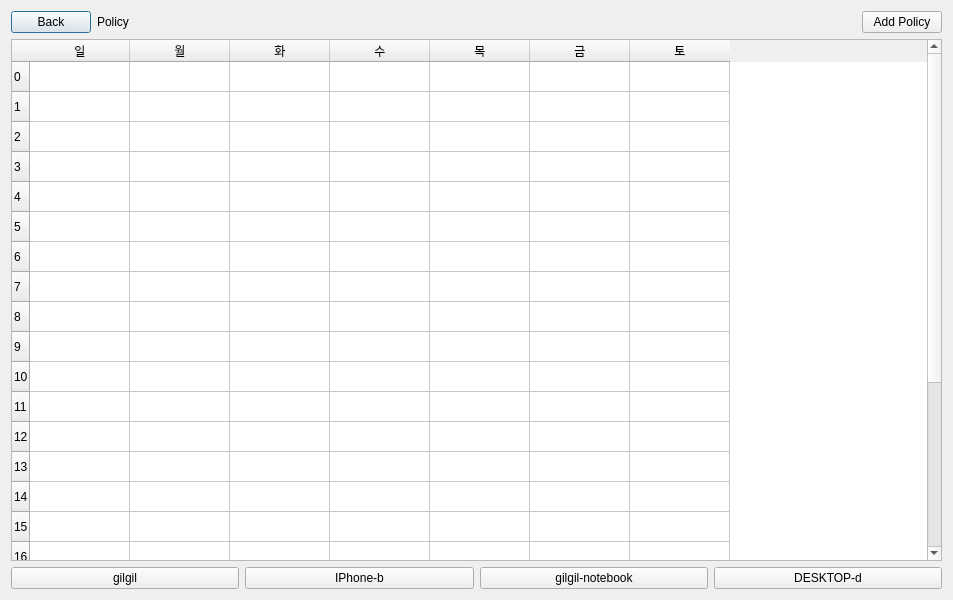
Before: the Qt Designer form ui/policy/policy.ui in wifievent/w, drawn with Qt 5.
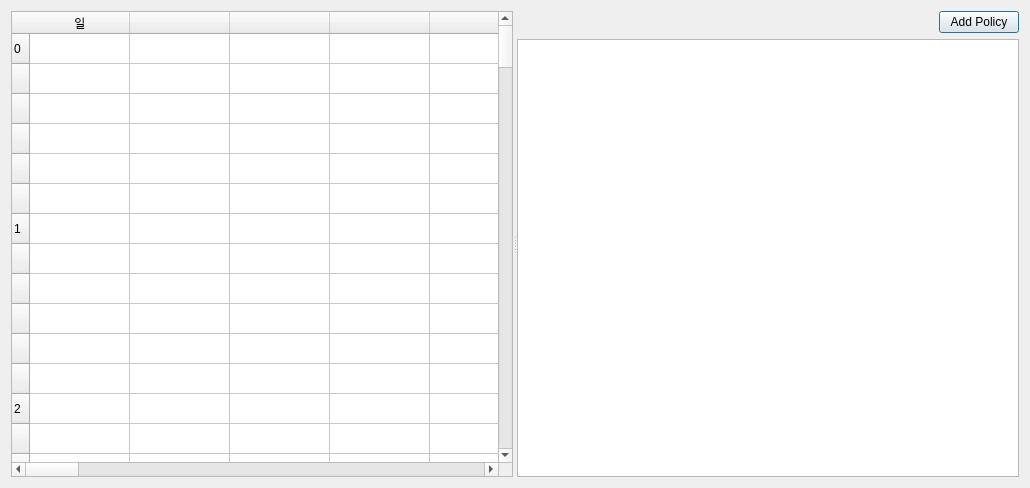
After: the same form once the commit is applied.

Commit message: 💄 Add: policy screen

Diff of the .ui file:
```diff
--- a/ui/policy/policy.ui
+++ b/ui/policy/policy.ui
@@ -6,248 +6,996 @@
    <rect>
     <x>0</x>
     <y>0</y>
-    <width>953</width>
-    <height>600</height>
+    <width>1030</width>
+    <height>488</height>
    </rect>
   </property>
   <property name="windowTitle">
    <string>policy</string>
   </property>
-  <layout class="QVBoxLayout" name="verticalLayout">
+  <layout class="QVBoxLayout" name="verticalLayout_2">
    <item>
-    <layout class="QHBoxLayout" name="horizontalLayout">
-     <item>
-      <widget class="QPushButton" name="pushButton">
-       <property name="text">
-        <string>Back</string>
-       </property>
-      </widget>
-     </item>
-     <item>
-      <widget class="QLabel" name="label">
-       <property name="text">
-        <string>Policy</string>
-       </property>
-      </widget>
-     </item>
-     <item>
-      <spacer name="horizontalSpacer">
+    <widget class="QSplitter" name="splitter">
        <property name="orientation">
         <enum>Qt::Horizontal</enum>
        </property>
-       <property name="sizeHint" stdset="0">
-        <size>
-         <width>40</width>
-         <height>20</height>
-        </size>
-       </property>
-      </spacer>
-     </item>
-     <item>
-      <widget class="QPushButton" name="pushButton_2">
-       <property name="text">
-        <string>Add Policy</string>
-       </property>
-      </widget>
-     </item>
-    </layout>
-   </item>
-   <item>
     <widget class="QTableWidget" name="tableWidget">
+      <property name="sizePolicy">
+       <sizepolicy hsizetype="Expanding" vsizetype="Expanding">
+        <horstretch>0</horstretch>
+        <verstretch>0</verstretch>
+       </sizepolicy>
+      </property>
+      <property name="minimumSize">
+       <size>
+        <width>0</width>
+        <height>0</height>
+       </size>
+      </property>
+      <property name="baseSize">
+       <size>
+        <width>0</width>
+        <height>0</height>
+       </size>
+      </property>
      <property name="rowCount">
-      <number>24</number>
+       <number>142</number>
      </property>
      <property name="columnCount">
-      <number>7</number>
-     </property>
+       <number>35</number>
+      </property>
+      <attribute name="horizontalHeaderMinimumSectionSize">
+       <number>0</number>
+      </attribute>
+      <attribute name="verticalHeaderMinimumSectionSize">
+       <number>0</number>
+      </attribute>
      <row>
       <property name="text">
        <string>0</string>
       </property>
      </row>
+      <row>
+       <property name="text">
+        <string/>
+       </property>
+      </row>
+      <row>
+       <property name="text">
+        <string/>
+       </property>
+      </row>
+      <row>
+       <property name="text">
+        <string/>
+       </property>
+      </row>
+      <row>
+       <property name="text">
+        <string/>
+       </property>
+      </row>
+      <row>
+       <property name="text">
+        <string/>
+       </property>
+      </row>
      <row>
       <property name="text">
        <string>1</string>
       </property>
      </row>
+      <row>
+       <property name="text">
+        <string/>
+       </property>
+      </row>
+      <row>
+       <property name="text">
+        <string/>
+       </property>
+      </row>
+      <row>
+       <property name="text">
+        <string/>
+       </property>
+      </row>
+      <row>
+       <property name="text">
+        <string/>
+       </property>
+      </row>
+      <row>
+       <property name="text">
+        <string/>
+       </property>
+      </row>
      <row>
       <property name="text">
        <string>2</string>
       </property>
      </row>
+      <row>
+       <property name="text">
+        <string/>
+       </property>
+      </row>
+      <row>
+       <property name="text">
+        <string/>
+       </property>
+      </row>
+      <row>
+       <property name="text">
+        <string/>
+       </property>
+      </row>
+      <row>
+       <property name="text">
+        <string/>
+       </property>
+      </row>
+      <row>
+       <property name="text">
+        <string/>
+       </property>
+      </row>
      <row>
       <property name="text">
        <string>3</string>
       </property>
      </row>
+      <row>
+       <property name="text">
+        <string/>
+       </property>
+      </row>
+      <row>
+       <property name="text">
+        <string/>
+       </property>
+      </row>
+      <row>
+       <property name="text">
+        <string/>
+       </property>
+      </row>
+      <row>
+       <property name="text">
+        <string/>
+       </property>
+      </row>
+      <row>
+       <property name="text">
+        <string/>
+       </property>
+      </row>
      <row>
       <property name="text">
        <string>4</string>
       </property>
      </row>
+      <row>
+       <property name="text">
+        <string/>
+       </property>
+      </row>
+      <row>
+       <property name="text">
+        <string/>
+       </property>
+      </row>
+      <row>
+       <property name="text">
+        <string/>
+       </property>
+      </row>
+      <row>
+       <property name="text">
+        <string/>
+       </property>
+      </row>
+      <row>
+       <property name="text">
+        <string/>
+       </property>
+      </row>
      <row>
       <property name="text">
        <string>5</string>
       </property>
      </row>
+      <row>
+       <property name="text">
+        <string/>
+       </property>
+      </row>
+      <row>
+       <property name="text">
+        <string/>
+       </property>
+      </row>
+      <row>
+       <property name="text">
+        <string/>
+       </property>
+      </row>
+      <row>
+       <property name="text">
+        <string/>
+       </property>
+      </row>
+      <row>
+       <property name="text">
+        <string/>
+       </property>
+      </row>
      <row>
       <property name="text">
        <string>6</string>
       </property>
      </row>
+      <row>
+       <property name="text">
+        <string/>
+       </property>
+      </row>
+      <row>
+       <property name="text">
+        <string/>
+       </property>
+      </row>
+      <row>
+       <property name="text">
+        <string/>
+       </property>
+      </row>
+      <row>
+       <property name="text">
+        <string/>
+       </property>
+      </row>
+      <row>
+       <property name="text">
+        <string/>
+       </property>
+      </row>
      <row>
       <property name="text">
        <string>7</string>
       </property>
      </row>
+      <row>
+       <property name="text">
+        <string/>
+       </property>
+      </row>
+      <row>
+       <property name="text">
+        <string/>
+       </property>
+      </row>
+      <row>
+       <property name="text">
+        <string/>
+       </property>
+      </row>
+      <row>
+       <property name="text">
+        <string/>
+       </property>
+      </row>
+      <row>
+       <property name="text">
+        <string/>
+       </property>
+      </row>
      <row>
       <property name="text">
        <string>8</string>
       </property>
      </row>
+      <row>
+       <property name="text">
+        <string/>
+       </property>
+      </row>
+      <row>
+       <property name="text">
+        <string/>
+       </property>
+      </row>
+      <row>
+       <property name="text">
+        <string/>
+       </property>
+      </row>
+      <row>
+       <property name="text">
+        <string/>
+       </property>
+      </row>
+      <row>
+       <property name="text">
+        <string/>
+       </property>
+      </row>
      <row>
       <property name="text">
        <string>9</string>
       </property>
      </row>
+      <row>
+       <property name="text">
+        <string/>
+       </property>
+      </row>
+      <row>
+       <property name="text">
+        <string/>
+       </property>
+      </row>
+      <row>
+       <property name="text">
+        <string/>
+       </property>
+      </row>
+      <row>
+       <property name="text">
+        <string/>
+       </property>
+      </row>
+      <row>
+       <property name="text">
+        <string/>
+       </property>
+      </row>
      <row>
       <property name="text">
        <string>10</string>
       </property>
      </row>
+      <row>
+       <property name="text">
+        <string/>
+       </property>
+      </row>
+      <row>
+       <property name="text">
+        <string/>
+       </property>
+      </row>
+      <row>
+       <property name="text">
+        <string/>
+       </property>
+      </row>
+      <row>
+       <property name="text">
+        <string/>
+       </property>
+      </row>
+      <row>
+       <property name="text">
+        <string/>
+       </property>
+      </row>
      <row>
       <property name="text">
        <string>11</string>
       </property>
      </row>
+      <row>
+       <property name="text">
+        <string/>
+       </property>
+      </row>
+      <row>
+       <property name="text">
+        <string/>
+       </property>
+      </row>
+      <row>
+       <property name="text">
+        <string/>
+       </property>
+      </row>
+      <row>
+       <property name="text">
+        <string/>
+       </property>
+      </row>
+      <row>
+       <property name="text">
+        <string/>
+       </property>
+      </row>
      <row>
       <property name="text">
        <string>12</string>
       </property>
      </row>
+      <row>
+       <property name="text">
+        <string/>
+       </property>
+      </row>
+      <row>
+       <property name="text">
+        <string/>
+       </property>
+      </row>
+      <row>
+       <property name="text">
+        <string/>
+       </property>
+      </row>
+      <row>
+       <property name="text">
+        <string/>
+       </property>
+      </row>
+      <row>
+       <property name="text">
+        <string/>
+       </property>
+      </row>
      <row>
       <property name="text">
        <string>13</string>
       </property>
      </row>
+      <row>
+       <property name="text">
+        <string/>
+       </property>
+      </row>
+      <row>
+       <property name="text">
+        <string/>
+       </property>
+      </row>
+      <row>
+       <property name="text">
+        <string/>
+       </property>
+      </row>
+      <row>
+       <property name="text">
+        <string/>
+       </property>
+      </row>
+      <row>
+       <property name="text">
+        <string/>
+       </property>
+      </row>
      <row>
       <property name="text">
        <string>14</string>
       </property>
      </row>
+      <row>
+       <property name="text">
+        <string/>
+       </property>
+      </row>
+      <row>
+       <property name="text">
+        <string/>
+       </property>
+      </row>
+      <row>
+       <property name="text">
+        <string/>
+       </property>
+      </row>
+      <row>
+       <property name="text">
+        <string/>
+       </property>
+      </row>
+      <row>
+       <property name="text">
+        <string/>
+       </property>
+      </row>
      <row>
       <property name="text">
        <string>15</string>
       </property>
      </row>
+      <row>
+       <property name="text">
+        <string/>
+       </property>
+      </row>
+      <row>
+       <property name="text">
+        <string/>
+       </property>
+      </row>
+      <row>
+       <property name="text">
+        <string/>
+       </property>
+      </row>
+      <row>
+       <property name="text">
+        <string/>
+       </property>
+      </row>
+      <row>
+       <property name="text">
+        <string/>
+       </property>
+      </row>
      <row>
       <property name="text">
        <string>16</string>
       </property>
      </row>
+      <row>
+       <property name="text">
+        <string/>
+       </property>
+      </row>
+      <row>
+       <property name="text">
+        <string/>
+       </property>
+      </row>
+      <row>
+       <property name="text">
+        <string/>
+       </property>
+      </row>
+      <row>
+       <property name="text">
+        <string/>
+       </property>
+      </row>
+      <row>
+       <property name="text">
+        <string/>
+       </property>
+      </row>
      <row>
       <property name="text">
        <string>17</string>
       </property>
      </row>
+      <row>
+       <property name="text">
+        <string/>
+       </property>
+      </row>
+      <row>
+       <property name="text">
+        <string/>
+       </property>
+      </row>
+      <row>
+       <property name="text">
+        <string/>
+       </property>
+      </row>
+      <row>
+       <property name="text">
+        <string/>
+       </property>
+      </row>
+      <row>
+       <property name="text">
+        <string/>
+       </property>
+      </row>
      <row>
       <property name="text">
        <string>18</string>
       </property>
      </row>
+      <row>
+       <property name="text">
+        <string/>
+       </property>
+      </row>
+      <row>
+       <property name="text">
+        <string/>
+       </property>
+      </row>
+      <row>
+       <property name="text">
+        <string/>
+       </property>
+      </row>
+      <row>
+       <property name="text">
+        <string/>
+       </property>
+      </row>
+      <row>
+       <property name="text">
+        <string/>
+       </property>
+      </row>
      <row>
       <property name="text">
        <string>19</string>
       </property>
      </row>
+      <row>
+       <property name="text">
+        <string/>
+       </property>
+      </row>
+      <row>
+       <property name="text">
+        <string/>
+       </property>
+      </row>
+      <row>
+       <property name="text">
+        <string/>
+       </property>
+      </row>
+      <row>
+       <property name="text">
+        <string/>
+       </property>
+      </row>
+      <row>
+       <property name="text">
+        <string/>
+       </property>
+      </row>
      <row>
       <property name="text">
        <string>20</string>
       </property>
      </row>
+      <row>
+       <property name="text">
+        <string/>
+       </property>
+      </row>
+      <row>
+       <property name="text">
+        <string/>
+       </property>
+      </row>
+      <row>
+       <property name="text">
+        <string/>
+       </property>
+      </row>
+      <row>
+       <property name="text">
+        <string/>
+       </property>
+      </row>
+      <row>
+       <property name="text">
+        <string/>
+       </property>
+      </row>
      <row>
       <property name="text">
        <string>21</string>
       </property>
      </row>
+      <row>
+       <property name="text">
+        <string/>
+       </property>
+      </row>
+      <row>
+       <property name="text">
+        <string/>
+       </property>
+      </row>
+      <row>
+       <property name="text">
+        <string/>
+       </property>
+      </row>
+      <row>
+       <property name="text">
+        <string/>
+       </property>
+      </row>
+      <row>
+       <property name="text">
+        <string/>
+       </property>
+      </row>
      <row>
       <property name="text">
        <string>22</string>
       </property>
      </row>
+      <row>
+       <property name="text">
+        <string/>
+       </property>
+      </row>
+      <row>
+       <property name="text">
+        <string/>
+       </property>
+      </row>
+      <row>
+       <property name="text">
+        <string/>
+       </property>
+      </row>
+      <row>
+       <property name="text">
+        <string/>
+       </property>
+      </row>
+      <row>
+       <property name="text">
+        <string/>
+       </property>
+      </row>
      <row>
       <property name="text">
        <string>23</string>
       </property>
      </row>
+      <row>
+       <property name="text">
+        <string/>
+       </property>
+      </row>
+      <row>
+       <property name="text">
+        <string/>
+       </property>
+      </row>
+      <row>
+       <property name="text">
+        <string/>
+       </property>
+      </row>
      <column>
       <property name="text">
        <string>일</string>
       </property>
      </column>
+      <column>
+       <property name="text">
+        <string/>
+       </property>
+      </column>
+      <column>
+       <property name="text">
+        <string/>
+       </property>
+      </column>
+      <column>
+       <property name="text">
+        <string/>
+       </property>
+      </column>
+      <column>
+       <property name="text">
+        <string/>
+       </property>
+      </column>
      <column>
       <property name="text">
        <string>월</string>
       </property>
      </column>
+      <column>
+       <property name="text">
+        <string/>
+       </property>
+      </column>
+      <column>
+       <property name="text">
+        <string/>
+       </property>
+      </column>
+      <column>
+       <property name="text">
+        <string/>
+       </property>
+      </column>
+      <column>
+       <property name="text">
+        <string/>
+       </property>
+      </column>
      <column>
       <property name="text">
        <string>화</string>
       </property>
      </column>
+      <column>
+       <property name="text">
+        <string/>
+       </property>
+      </column>
+      <column>
+       <property name="text">
+        <string/>
+       </property>
+      </column>
+      <column>
+       <property name="text">
+        <string/>
+       </property>
+      </column>
+      <column>
+       <property name="text">
+        <string/>
+       </property>
+      </column>
      <column>
       <property name="text">
        <string>수</string>
       </property>
      </column>
+      <column>
+       <property name="text">
+        <string/>
+       </property>
+      </column>
+      <column>
+       <property name="text">
+        <string/>
+       </property>
+      </column>
+      <column>
+       <property name="text">
+        <string/>
+       </property>
+      </column>
+      <column>
+       <property name="text">
+        <string/>
+       </property>
+      </column>
      <column>
       <property name="text">
        <string>목</string>
       </property>
      </column>
+      <column>
+       <property name="text">
+        <string/>
+       </property>
+      </column>
+      <column>
+       <property name="text">
+        <string/>
+       </property>
+      </column>
+      <column>
+       <property name="text">
+        <string/>
+       </property>
+      </column>
+      <column>
+       <property name="text">
+        <string/>
+       </property>
+      </column>
      <column>
       <property name="text">
        <string>금</string>
       </property>
      </column>
+      <column>
+       <property name="text">
+        <string/>
+       </property>
+      </column>
+      <column>
+       <property name="text">
+        <string/>
+       </property>
+      </column>
+      <column>
+       <property name="text">
+        <string/>
+       </property>
+      </column>
+      <column>
+       <property name="text">
+        <string/>
+       </property>
+      </column>
      <column>
       <property name="text">
        <string>토</string>
       </property>
      </column>
-    </widget>
-   </item>
-   <item>
-    <layout class="QHBoxLayout" name="horizontalLayout_3">
-     <item>
-      <widget class="QPushButton" name="pushButton_4">
+      <column>
        <property name="text">
-        <string>gilgil</string>
+        <string/>
        </property>
-      </widget>
-     </item>
-     <item>
-      <widget class="QPushButton" name="pushButton_6">
+      </column>
+      <column>
        <property name="text">
-        <string>IPhone-b</string>
+        <string/>
        </property>
-      </widget>
+      </column>
+      <column>
+       <property name="text">
+        <string/>
+       </property>
+      </column>
+      <column>
+       <property name="text">
+        <string/>
+       </property>
+      </column>
+     </widget>
+     <widget class="QWidget" name="verticalLayoutWidget">
+      <layout class="QVBoxLayout" name="verticalLayout" stretch="0,0">
+       <property name="spacing">
+        <number>6</number>
+       </property>
+       <property name="sizeConstraint">
+        <enum>QLayout::SetDefaultConstraint</enum>
+       </property>
+       <property name="leftMargin">
+        <number>0</number>
+       </property>
+       <item>
+        <layout class="QHBoxLayout" name="horizontalLayout">
+         <property name="sizeConstraint">
+          <enum>QLayout::SetMinimumSize</enum>
+         </property>
+         <item>
+          <spacer name="horizontalSpacer">
+           <property name="orientation">
+            <enum>Qt::Horizontal</enum>
+           </property>
+           <property name="sizeType">
+            <enum>QSizePolicy::Expanding</enum>
+           </property>
+           <property name="sizeHint" stdset="0">
+            <size>
+             <width>40</width>
+             <height>20</height>
+            </size>
+           </property>
+          </spacer>
      </item>
      <item>
-      <widget class="QPushButton" name="pushButton_5">
+          <widget class="QPushButton" name="addPolicyButton">
+           <property name="sizePolicy">
+            <sizepolicy hsizetype="Fixed" vsizetype="Fixed">
+             <horstretch>0</horstretch>
+             <verstretch>0</verstretch>
+            </sizepolicy>
+           </property>
        <property name="text">
-        <string>gilgil-notebook</string>
+            <string>Add Policy</string>
        </property>
       </widget>
      </item>
+        </layout>
+       </item>
      <item>
-      <widget class="QPushButton" name="pushButton_3">
-       <property name="text">
-        <string>DESKTOP-d</string>
+        <widget class="QListWidget" name="host_filter">
+         <property name="sizePolicy">
+          <sizepolicy hsizetype="Expanding" vsizetype="Expanding">
+           <horstretch>0</horstretch>
+           <verstretch>0</verstretch>
+          </sizepolicy>
        </property>
       </widget>
      </item>
     </layout>
+     </widget>
+    </widget>
    </item>
   </layout>
  </widget>
```
Lines whose indentation alone changed are shown as unchanged. The commit also changes 12 other files.
